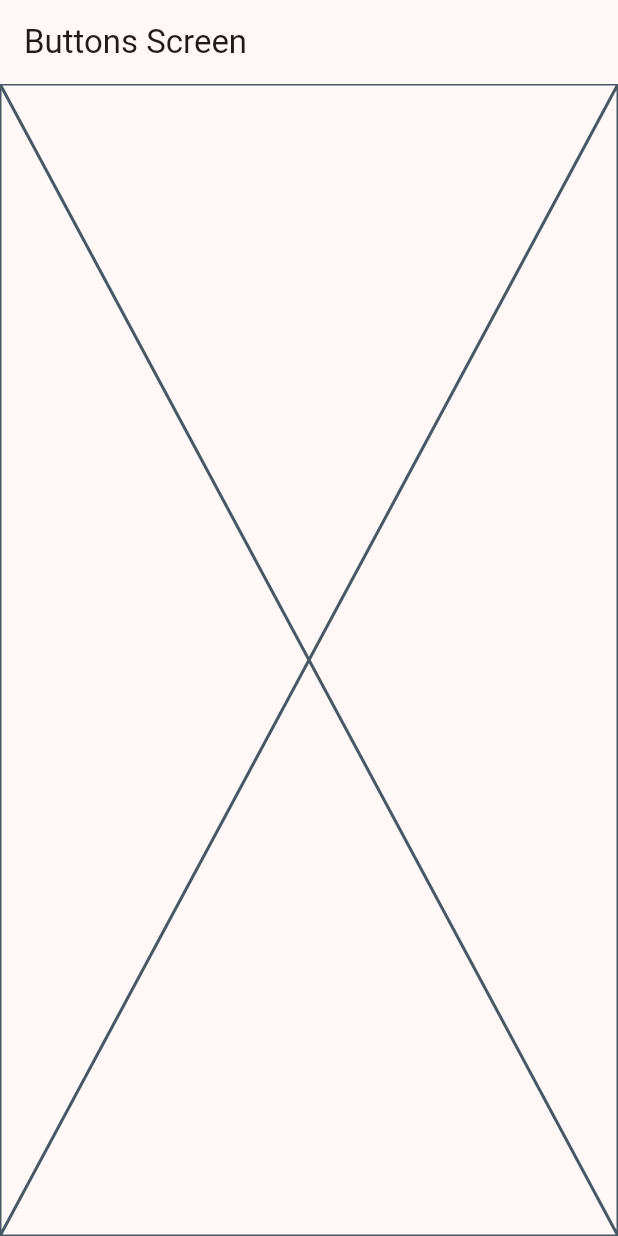
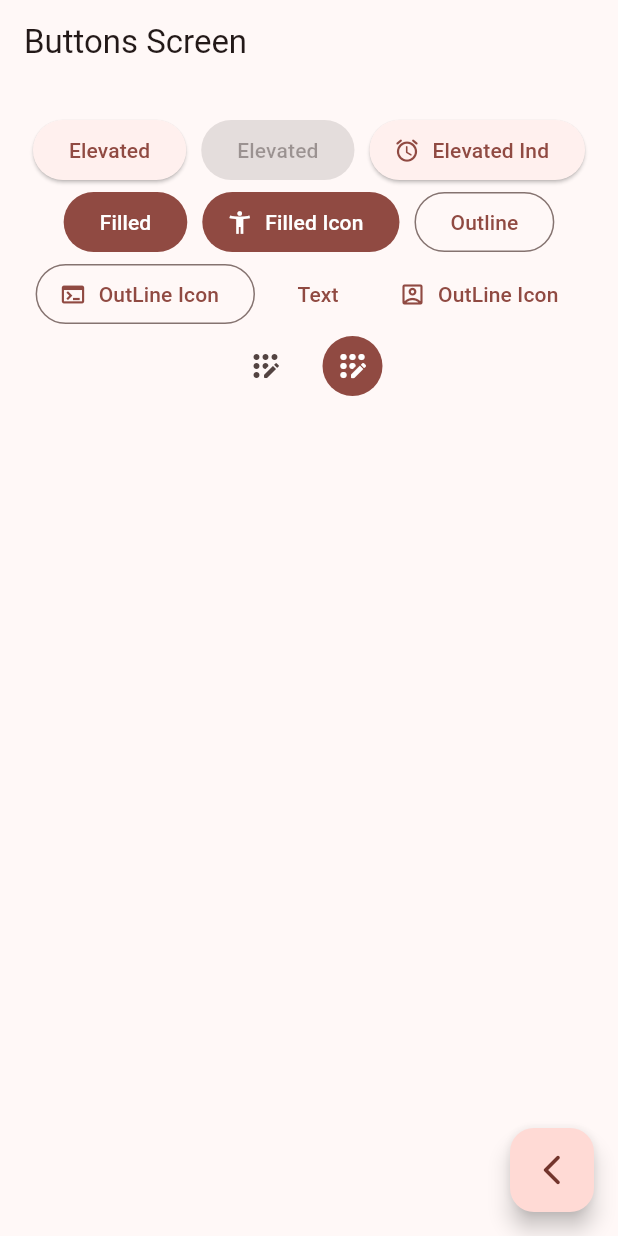
Before and after one commit to jmsm157/flutter-components, a Flutter app: the ButtonsScreen screen opened by its route, on a phone screen of 412 x 824 dp. Run offline on Flutter 3.47's test engine with Material 3 defaults, Android fonts, the phone set to English and light mode, and no system bars; our stand-ins replace go_router.

Commit message:
cap del 123 al 125

```diff
--- a/lib/config/router/app_router.dart
+++ b/lib/config/router/app_router.dart
@@ -6,14 +6,17 @@ final appRouter = GoRouter(
   routes: [
     GoRoute(
       path: '/',
+      name: HomeScreen.name,
       builder: (context, state) => const HomeScreen(),
     ),
     GoRoute(
       path: '/buttons',
+      name: ButtonsScreen.name,
       builder: (context, state) => const ButtonsScreen(),
     ),
     GoRoute(
       path: '/cards',
+      name: CardsScreen.name,
       builder: (context, state) => const CardsScreen(),
     ),
   ],
--- a/lib/presentation/screens/buttons/buttons_screen.dart
+++ b/lib/presentation/screens/buttons/buttons_screen.dart
@@ -1,6 +1,9 @@
 import 'package:flutter/material.dart';
+import 'package:go_router/go_router.dart';
 
 class ButtonsScreen extends StatelessWidget {
+  static const String name = 'buttons_screen';
+
   const ButtonsScreen({Key? key}) : super(key: key);
 
   @override
@@ -9,7 +12,66 @@ class ButtonsScreen extends StatelessWidget {
       appBar: AppBar(
         title: const Text('Buttons Screen'),
       ),
-      body: const Placeholder(),
+      body: const _ButtonsView(),
+      floatingActionButton: FloatingActionButton(
+        onPressed: () {
+          context.pop();
+        },
+        child: const Icon(Icons.arrow_back_ios_new_rounded),
+      ),
     );
   }
 }
+
+class _ButtonsView extends StatelessWidget {
+  const _ButtonsView();
+
+  @override
+  Widget build(BuildContext context) {
+    final colors = Theme.of(context).colorScheme;
+    return SizedBox(
+      width: double.infinity,
+      child: Padding(
+        padding: const EdgeInsets.symmetric(horizontal: 10, vertical: 20),
+        child: Wrap(
+          spacing: 10,
+          crossAxisAlignment: WrapCrossAlignment.center,
+          alignment: WrapAlignment.center,
+          children: [
+            ElevatedButton(onPressed: () {}, child: const Text('Elevated')),
+            const ElevatedButton(onPressed: null, child: Text('Elevated')),
+            ElevatedButton.icon(
+                onPressed: () {},
+                icon: const Icon(Icons.access_alarm_rounded),
+                label: const Text('Elevated Ind')),
+            FilledButton(onPressed: () {}, child: const Text('Filled')),
+            FilledButton.icon(
+                onPressed: () {},
+                icon: const Icon(Icons.accessibility_new_outlined),
+                label: const Text('Filled Icon')),
+            OutlinedButton(onPressed: () {}, child: const Text('Outline')),
+            OutlinedButton.icon(
+                onPressed: () {},
+                icon: const Icon(Icons.terminal),
+                label: const Text('OutLine Icon')),
+            TextButton(onPressed: () {}, child: const Text('Text')),
+            TextButton.icon(
+                onPressed: () {},
+                icon: const Icon(Icons.account_box_outlined),
+                label: const Text('OutLine Icon')),
+            IconButton(
+                onPressed: () {},
+                icon: const Icon(Icons.app_registration_rounded)),
+            IconButton(
+              onPressed: () {},
+              icon: const Icon(Icons.app_registration_rounded),
+              style: ButtonStyle(
+                  backgroundColor: MaterialStatePropertyAll(colors.primary),
+                  iconColor: const MaterialStatePropertyAll(Colors.white)),
+            ),
+          ],
+        ),
+      ),
+    );
+  }
+}
--- a/lib/presentation/screens/cards/cards_screen.dart
+++ b/lib/presentation/screens/cards/cards_screen.dart
@@ -1,6 +1,8 @@
 import 'package:flutter/material.dart';
 
 class CardsScreen extends StatelessWidget {
+  static const String name = 'cards_screen';
+
   const CardsScreen({Key? key}) : super(key: key);
 
   @override
--- a/lib/presentation/screens/home/home_screen.dart
+++ b/lib/presentation/screens/home/home_screen.dart
@@ -4,6 +4,8 @@ import 'package:widgets_app/config/menu/menu_items.dart';
 import 'package:widgets_app/presentation/screens/buttons/buttons_screen.dart';
 
 class HomeScreen extends StatelessWidget {
+  static const String name = 'home_screen';
+
   const HomeScreen({Key? key}) : super(key: key);
 
   @override
--- a/pubspec.yaml
+++ b/pubspec.yaml
@@ -4,7 +4,7 @@ publish_to: 'none'
 version: 0.1.0
 
 environment:
-  sdk: '>=2.19.6 <3.0.0'
+  sdk: '>=3.0.0 <4.0.0'
 
 dependencies:
   flutter:
```
Also changed, not shown: pubspec.lock, 1 other file.
